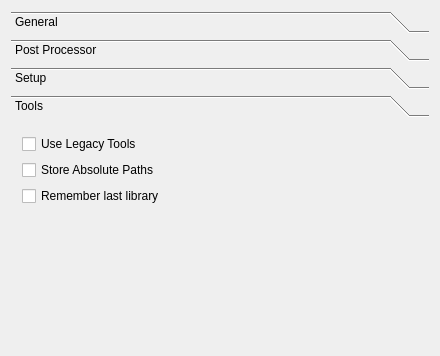
This is src/Mod/Path/Gui/Resources/preferences/PathJob.ui in southseact-3d/fcd as Qt 5 draws it before an edit; both pictures show x 0 to 440 and y 0 to 356 of the 440 by 669 pixel window. The edited form follows.
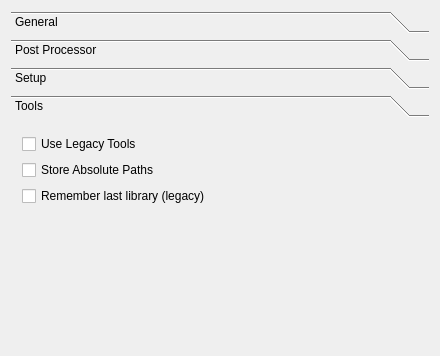
This is the edited form. The open tabs and pages were chosen to show the change. Custom widgets are drawn as their Qt base class.

Commit message: PR review suggestions and fixes

Diff of the .ui file:
```diff
--- a/src/Mod/Path/Gui/Resources/preferences/PathJob.ui
+++ b/src/Mod/Path/Gui/Resources/preferences/PathJob.ui
@@ -659,7 +659,7 @@
           <string>&lt;html&gt;&lt;head/&gt;&lt;body&gt;&lt;p&gt;Causes the toollibrary manager to remember last directory.   This ONLY affects legacy tools. &lt;/p&gt;&lt;p&gt;This control will be deprecated and removed in future version&lt;/p&gt;&lt;/body&gt;&lt;/html&gt;</string>
          </property>
          <property name="text">
-          <string>Remember last library</string>
+          <string>Remember last library (legacy)</string>
          </property>
         </widget>
        </item>
```
Left out of the diff: 2 changed lines with no effect on the pictures. The commit also changes 2 other files.
